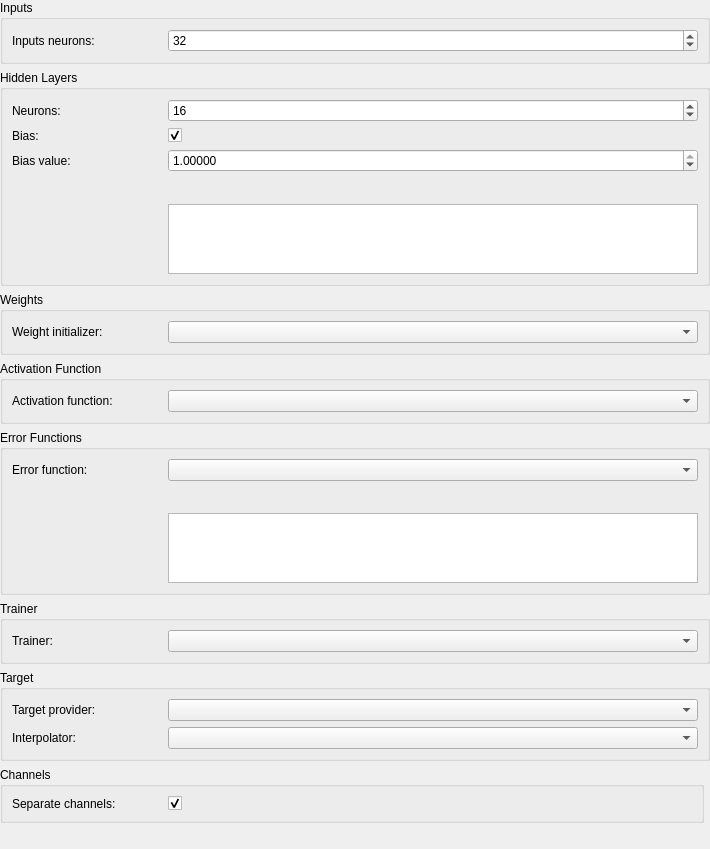
visore/Visore, file code/interface/vicomposedwidgets/forms/vineuralselectorwidget.ui: the form before one commit.
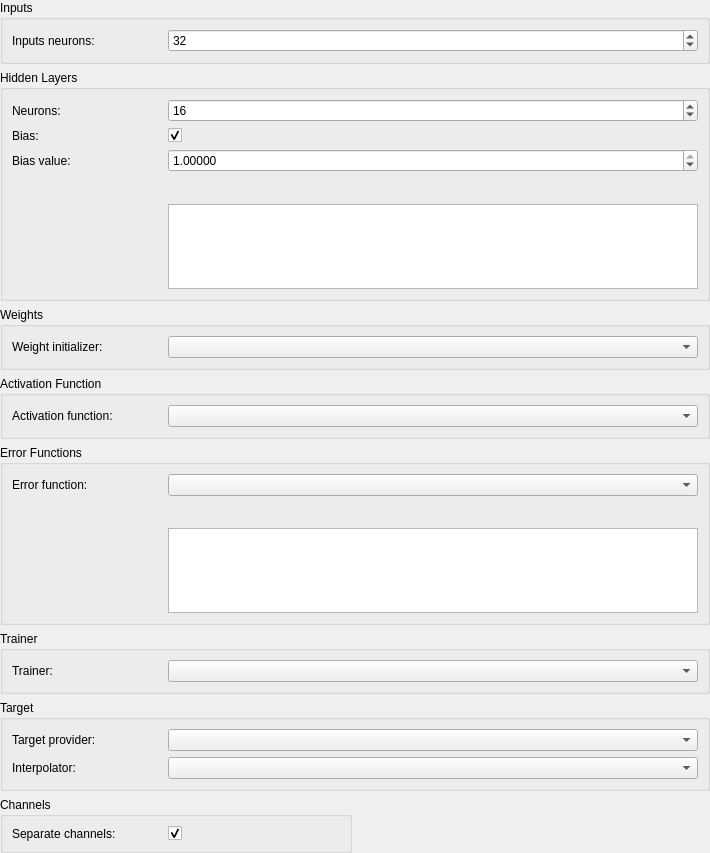
The form after the commit. Custom widgets are drawn as their Qt base class.

```diff
--- a/code/interface/vicomposedwidgets/forms/vineuralselectorwidget.ui
+++ b/code/interface/vicomposedwidgets/forms/vineuralselectorwidget.ui
@@ -7,9 +7,21 @@
     <x>0</x>
     <y>0</y>
     <width>710</width>
-    <height>747</height>
+    <height>853</height>
    </rect>
   </property>
+  <property name="sizePolicy">
+   <sizepolicy hsizetype="Preferred" vsizetype="Preferred">
+    <horstretch>0</horstretch>
+    <verstretch>0</verstretch>
+   </sizepolicy>
+  </property>
+  <property name="minimumSize">
+   <size>
+    <width>0</width>
+    <height>0</height>
+   </size>
+  </property>
   <property name="maximumSize">
    <size>
     <width>16777215</width>
@@ -35,7 +47,7 @@
    <property name="bottomMargin">
     <number>0</number>
    </property>
-   <item row="4" column="0" colspan="2">
+   <item row="3" column="0" colspan="2">
     <widget class="QGroupBox" name="groupBox_4">
      <property name="title">
       <string>Activation Function</string>
@@ -66,7 +78,7 @@
      </layout>
     </widget>
    </item>
-   <item row="7" column="0" colspan="2">
+   <item row="5" column="0" colspan="2">
     <widget class="QGroupBox" name="groupBox_6">
      <property name="title">
       <string>Trainer</string>
@@ -253,7 +265,7 @@
      </layout>
     </widget>
    </item>
-   <item row="8" column="0" colspan="2">
+   <item row="6" column="0" colspan="2">
     <widget class="QGroupBox" name="groupBox_7">
      <property name="title">
       <string>Target</string>
@@ -294,22 +306,6 @@
      </layout>
     </widget>
    </item>
-   <item row="10" column="0">
-    <spacer name="horizontalSpacer_5">
-     <property name="orientation">
-      <enum>Qt::Horizontal</enum>
-     </property>
-     <property name="sizeHint" stdset="0">
-      <size>
-       <width>40</width>
-       <height>20</height>
-      </size>
-     </property>
-    </spacer>
-   </item>
-   <item row="10" column="1">
-    <widget class="ViButton" name="processButton" native="true"/>
-   </item>
    <item row="0" column="0" colspan="2">
     <widget class="QGroupBox" name="groupBox_3">
      <property name="title">
@@ -351,7 +347,39 @@
      </layout>
     </widget>
    </item>
-   <item row="3" column="0" colspan="2">
+   <item row="7" column="0">
+    <widget class="QGroupBox" name="groupBox_8">
+     <property name="title">
+      <string>Channels</string>
+     </property>
+     <layout class="QGridLayout" name="gridLayout_3">
+      <item row="0" column="0">
+       <widget class="QLabel" name="label_9">
+        <property name="maximumSize">
+         <size>
+          <width>150</width>
+          <height>16777215</height>
+         </size>
+        </property>
+        <property name="text">
+         <string>Separate channels:</string>
+        </property>
+       </widget>
+      </item>
+      <item row="0" column="1">
+       <widget class="QCheckBox" name="channelsCheckBox">
+        <property name="text">
+         <string/>
+        </property>
+        <property name="checked">
+         <bool>true</bool>
+        </property>
+       </widget>
+      </item>
+     </layout>
+    </widget>
+   </item>
+   <item row="2" column="0" colspan="2">
     <widget class="QGroupBox" name="groupBox_5">
      <property name="title">
       <string>Weights</string>
@@ -382,7 +410,7 @@
      </layout>
     </widget>
    </item>
-   <item row="6" column="0" colspan="2">
+   <item row="4" column="0" colspan="2">
     <widget class="QGroupBox" name="groupBox_2">
      <property name="title">
       <string>Error Functions</string>
@@ -460,38 +488,6 @@
      </layout>
     </widget>
    </item>
-   <item row="9" column="0">
-    <widget class="QGroupBox" name="groupBox_8">
-     <property name="title">
-      <string>Channels</string>
-     </property>
-     <layout class="QGridLayout" name="gridLayout_3">
-      <item row="0" column="0">
-       <widget class="QLabel" name="label_9">
-        <property name="maximumSize">
-         <size>
-          <width>150</width>
-          <height>16777215</height>
-         </size>
-        </property>
-        <property name="text">
-         <string>Separate channels:</string>
-        </property>
-       </widget>
-      </item>
-      <item row="0" column="1">
-       <widget class="QCheckBox" name="channelsCheckBox">
-        <property name="text">
-         <string/>
-        </property>
-        <property name="checked">
-         <bool>true</bool>
-        </property>
-       </widget>
-      </item>
-     </layout>
-    </widget>
-   </item>
   </layout>
  </widget>
  <customwidgets>
```
Left out of the diff: 6 changed lines with no effect on the pictures.
